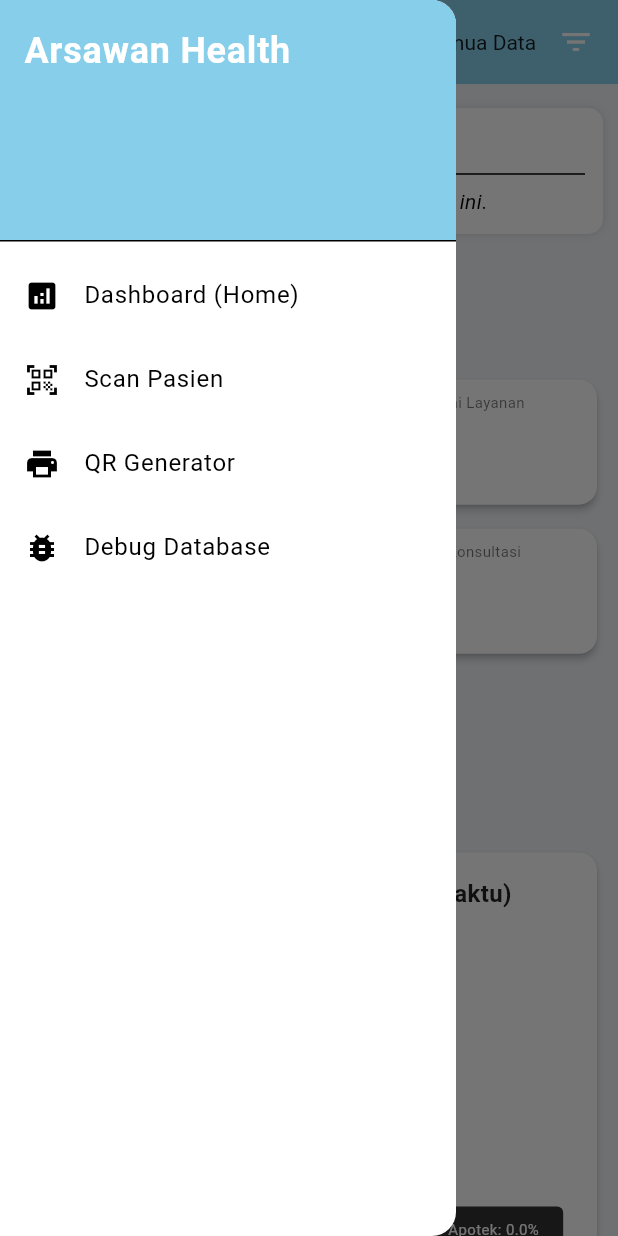
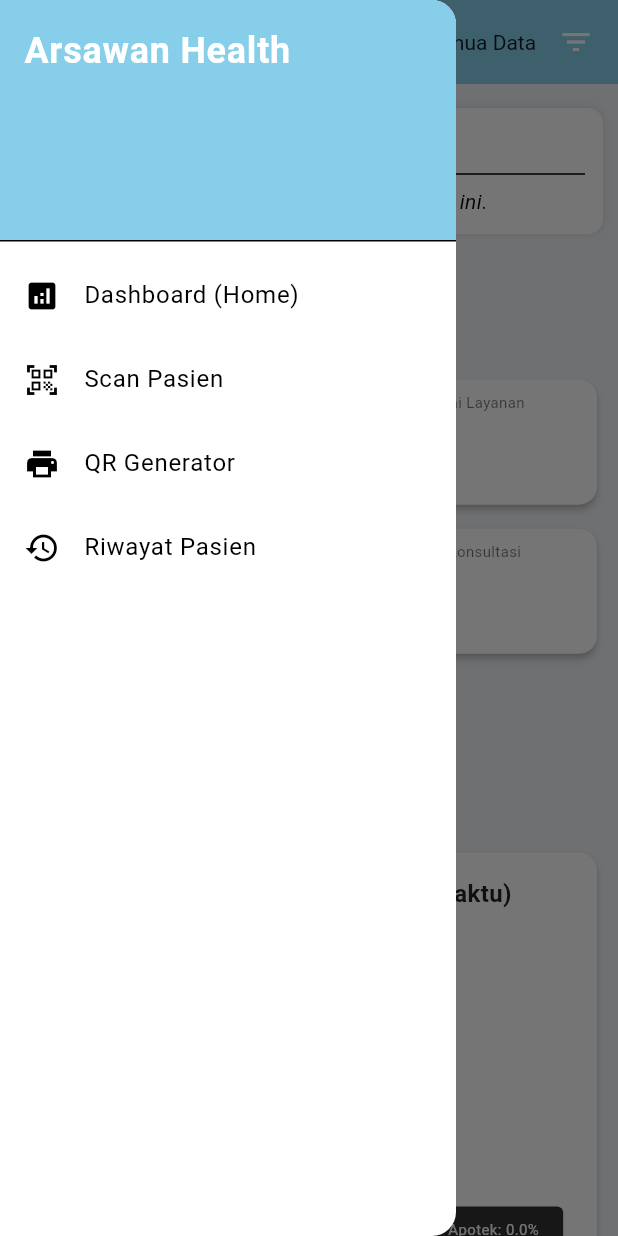
Before and after one commit to arisandyk/lean-management-app, a Flutter app: the DashboardScreen screen opened directly, with the side drawer open, on a phone screen of 412 x 824 dp. Run offline on Flutter 3.47's test engine with Material 3 defaults, Android fonts, the phone set to English and light mode, and no system bars; drawn by our look-alikes of fl_chart; our stand-ins replace font_awesome_flutter, hive, hive_flutter, permission_handler, qr_flutter; missing offline and left inert: mobile_scanner; accounts and stored records are empty.

Commit message:
feat(final): Final code delivery with all UX, scanner, and database fixes.

```diff
--- a/lib/features/dashboard/presentation/dashboard_screen.dart
+++ b/lib/features/dashboard/presentation/dashboard_screen.dart
@@ -21,7 +21,6 @@ class DashboardScreen extends StatefulWidget {
 class _DashboardScreenState extends State<DashboardScreen> {
   final LeanDataService _dataService = LeanDataService();
 
-  // State untuk Filter Waktu
   String _timeFilter = 'ALL';
   final Map<String, String> _filterOptions = const {
     'ALL': 'Semua Data',
@@ -45,7 +44,7 @@ class _DashboardScreenState extends State<DashboardScreen> {
     final value = bottleneck.value.toStringAsFixed(0);
 
     if (bottleneck.key == 'Pendft' && bottleneck.value >= 40) {
-      return 'TINGGI ($value%): Pendaftaran adalah *bottleneck* utama. Tindakan: 1. Terapkan sistem janji temu online. 2. Alihkan satu staf ke triage pendaftaran pada jam sibuk (08:00-10:00). 3. Pertimbangkan self-check-in melalui kios.';
+      return 'TINGGI ($value%): Pendaftaran adalah bottleneck utama. Tindakan: 1. Terapkan sistem janji temu online. 2. Alihkan satu staf ke triage pendaftaran pada jam sibuk (08:00-10:00). 3. Pertimbangkan self-check-in melalui kios.';
     } else if (bottleneck.key == 'Pendft' && bottleneck.value >= 30) {
       return 'SEDANG ($value%): Pendaftaran membutuhkan perhatian. Tindakan: Gunakan satu loket khusus untuk pasien lama (administrasi cepat) dan edukasi pasien tentang kelengkapan dokumen.';
     } else if (bottleneck.key == 'Apotek' && bottleneck.value >= 40) {
@@ -57,9 +56,6 @@ class _DashboardScreenState extends State<DashboardScreen> {
     }
   }
 
-  // -----------------------------------------------------
-  // WIDGET UNTUK PASIEN AKTIF
-  // -----------------------------------------------------
   Widget _buildActivePatientsList(List<PatientLog> activePatients) {
     return Container(
       margin: const EdgeInsets.only(bottom: 16),
@@ -124,9 +120,6 @@ class _DashboardScreenState extends State<DashboardScreen> {
     );
   }
 
-  // -----------------------------------------------------
-  // WIDGET DRAWER (SIDEBAR)
-  // -----------------------------------------------------
   Widget _buildDrawer(BuildContext context) {
     return Drawer(
       child: ListView(
@@ -166,8 +159,8 @@ class _DashboardScreenState extends State<DashboardScreen> {
             },
           ),
           ListTile(
-            leading: const Icon(Icons.bug_report),
-            title: const Text('Debug Database'),
+            leading: const Icon(Icons.history),
+            title: const Text('Riwayat Pasien'),
             onTap: () {
               Navigator.pop(context);
               Navigator.pushNamed(context, '/debug');
@@ -178,9 +171,6 @@ class _DashboardScreenState extends State<DashboardScreen> {
     );
   }
 
-  // -----------------------------------------------------
-  // MAIN BUILD METHOD
-  // -----------------------------------------------------
   @override
   Widget build(BuildContext context) {
     return ValueListenableBuilder<Box<PatientLog>>(
--- a/lib/features/debug/presentation/debug_screen.dart
+++ b/lib/features/debug/presentation/debug_screen.dart
@@ -15,7 +15,7 @@ class DebugScreen extends StatelessWidget {
 
     return Scaffold(
       appBar: AppBar(
-        title: const Text('Isi Database (Hive)'),
+        title: const Text('Riwayat Pasien (History)', style: TextStyle(fontWeight: FontWeight.bold)),
         backgroundColor: AppColors.dangerRed,
         actions: [
           IconButton(
@@ -23,20 +23,14 @@ class DebugScreen extends StatelessWidget {
             onPressed: () async {
               final currentContext = context;
               await dataService.clearAllLogs();
+
               if (currentContext.mounted) {
                 ScaffoldMessenger.of(currentContext).showSnackBar(
-                  const SnackBar(
-                    content: Text('Semua Data Pasien TELAH DIHAPUS!'),
-                  ),
+                  const SnackBar(content: Text('Semua Data Pasien TELAH DIHAPUS!')),
                 );
               }
             },
             tooltip: 'Hapus Semua Data',
-          ),
-          IconButton(
-            icon: const Icon(Icons.qr_code),
-            onPressed: () => Navigator.pushNamed(context, '/qr'),
-            tooltip: 'Generate QR Codes',
           ),
         ],
       ),
@@ -47,10 +41,7 @@ class DebugScreen extends StatelessWidget {
 
           if (logs.isEmpty) {
             return Center(
-              child: Text(
-                'Database Kosong. Silakan catat waktu dari Home Screen.',
-                style: AppStyles.metricTitle.copyWith(fontSize: 14),
-              ),
+              child: Text('Tidak ada riwayat pasien selesai.', style: AppStyles.metricTitle.copyWith(fontSize: 14)),
             );
           }
 
@@ -76,30 +67,15 @@ class DebugScreen extends StatelessWidget {
           'ID: ${log.id} - ${log.namaPasien}',
           style: AppStyles.headline2.copyWith(fontSize: 16),
         ),
-        subtitle: Text(
-          'Status: ${log.stageStatus}',
-          style: TextStyle(
-            color: log.endTimeObat != null
-                ? AppColors.successGreen
-                : AppColors.warningOrange,
-          ),
-        ),
+        subtitle: Text('Status: ${log.stageStatus}', style: TextStyle(color: log.endTimeObat != null ? AppColors.successGreen : AppColors.warningOrange)),
         children: <Widget>[
           Padding(
             padding: const EdgeInsets.only(left: 16, right: 16, bottom: 16),
             child: Column(
               crossAxisAlignment: CrossAxisAlignment.start,
               children: [
-                _buildTimeDetail(
-                  'Pendaftaran',
-                  log.startTimePendaftaran,
-                  log.endTimePendaftaran,
-                ),
-                _buildTimeDetail(
-                  'Konsultasi',
-                  log.startTimeKonsultasi,
-                  log.endTimeKonsultasi,
-                ),
+                _buildTimeDetail('Pendaftaran', log.startTimePendaftaran, log.endTimePendaftaran),
+                _buildTimeDetail('Konsultasi', log.startTimeKonsultasi, log.endTimeKonsultasi),
                 _buildTimeDetail('Obat', log.startTimeObat, log.endTimeObat),
               ],
             ),
@@ -111,26 +87,14 @@ class DebugScreen extends StatelessWidget {
 
   Widget _buildTimeDetail(String label, DateTime? start, DateTime? end) {
     final bool isCompleted = start != null && end != null;
-    final double duration = isCompleted
-        ? PatientLog(
-            id: '',
-            namaPasien: '',
-            stageStatus: '',
-          ).calculateDuration(start, end)
-        : 0.0;
+    final double duration = isCompleted ? PatientLog(id: '', namaPasien: '', stageStatus: '').calculateDuration(start, end) : 0.0;
 
     return Padding(
       padding: const EdgeInsets.symmetric(vertical: 4.0),
       child: Column(
         crossAxisAlignment: CrossAxisAlignment.start,
         children: [
-          Text(
-            '$label:',
-            style: AppStyles.metricTitle.copyWith(
-              color: AppColors.textDark,
-              fontWeight: FontWeight.bold,
-            ),
-          ),
+          Text('$label:', style: AppStyles.metricTitle.copyWith(color: AppColors.textDark, fontWeight: FontWeight.bold)),
           Row(
             mainAxisAlignment: MainAxisAlignment.spaceBetween,
             children: [
@@ -144,12 +108,7 @@ class DebugScreen extends StatelessWidget {
               ),
               Text(
                 'Durasi: ${formatTimeInMinutes(duration)}',
-                style: TextStyle(
-                  fontSize: 13,
-                  color: isCompleted
-                      ? AppColors.primaryBlue
-                      : AppColors.textLight,
-                ),
+                style: TextStyle(fontSize: 13, color: isCompleted ? AppColors.primaryBlue : AppColors.textLight),
               ),
             ],
           ),
--- a/lib/features/onboarding/presentation/onboarding_screen.dart
+++ b/lib/features/onboarding/presentation/onboarding_screen.dart
@@ -50,7 +50,6 @@ class _OnboardingScreenState extends State<OnboardingScreen> {
             ],
           ),
 
-          // Indikator Titik
           Align(
             alignment: const Alignment(0, 0.85),
             child: Row(
@@ -59,7 +58,6 @@ class _OnboardingScreenState extends State<OnboardingScreen> {
             ),
           ),
 
-          // Tombol Next/Mulai
           Align(
             alignment: Alignment.bottomRight,
             child: Padding(
@@ -73,7 +71,6 @@ class _OnboardingScreenState extends State<OnboardingScreen> {
                       curve: Curves.easeOut,
                     );
                   } else {
-                    // Setelah halaman terakhir, langsung navigasi ke Scanner
                     Navigator.pushReplacementNamed(context, '/scan-id');
                   }
                 },
--- a/lib/features/patient_log/models/patient_log.model.dart
+++ b/lib/features/patient_log/models/patient_log.model.dart
@@ -11,7 +11,7 @@ class PatientLog extends HiveObject {
   String namaPasien;
 
   @HiveField(2)
-  String stageStatus; // Status saat ini: 'READY', 'PILIH_PENDAFTARAN', dll.
+  String stageStatus;
 
   @HiveField(3)
   DateTime? startTimePendaftaran;
```
Also changed, not shown: lib/features/debug/presentation/qr_generator_screen.dart (+6 -1 lines), lib/features/home/presentation/home_screen.dart (+6 -12 lines), lib/features/scanner/presentation/stase_scanner_screen.dart (+4 -10 lines).
